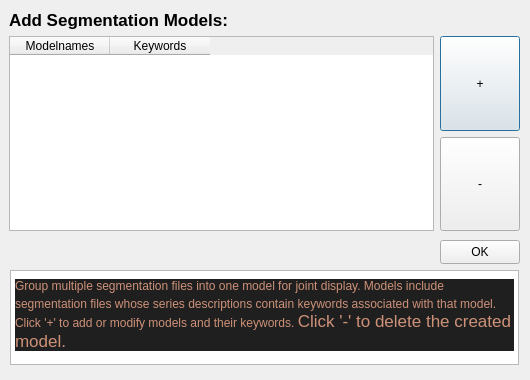
Old version of the form CrossSegmentationExplorer/Resources/UI/SegModelsDialog.ui in the repository ImagingDataCommons/SlicerCrossSegmentationExplorer.
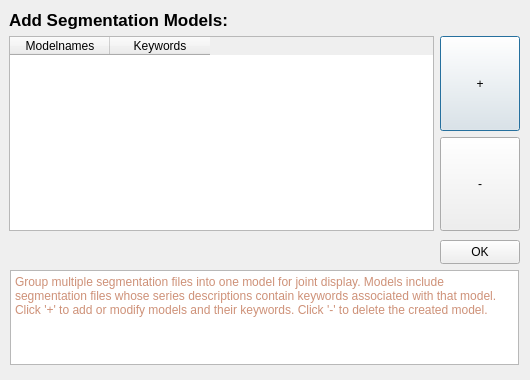
New version of the form.

Commit message: Changed Background to transparent in SegModelDialog.ui

```diff
--- a/CrossSegmentationExplorer/Resources/UI/SegModelsDialog.ui
+++ b/CrossSegmentationExplorer/Resources/UI/SegModelsDialog.ui
@@ -129,7 +129,7 @@
 &lt;html&gt;&lt;head&gt;&lt;meta name=&quot;qrichtext&quot; content=&quot;1&quot; /&gt;&lt;style type=&quot;text/css&quot;&gt;
 p, li { white-space: pre-wrap; }
 &lt;/style&gt;&lt;/head&gt;&lt;body style=&quot; font-family:'.AppleSystemUIFont'; font-size:13pt; font-weight:400; font-style:normal;&quot;&gt;
-&lt;p style=&quot; margin-top:0px; margin-bottom:0px; margin-left:0px; margin-right:0px; -qt-block-indent:0; text-indent:0px; line-height:18px; background-color:#1f1f1f;&quot;&gt;&lt;span style=&quot; font-family:'Menlo','Monaco','Courier New','monospace'; font-size:12px; color:#ce9178;&quot;&gt;Group multiple segmentation files into one model for joint display. Models include segmentation files whose series descriptions contain keywords associated with that model. Click '+' to add or modify models and their keywords. &lt;/span&gt;&lt;span style=&quot; font-family:'Menlo','Monaco','Courier New','monospace'; color:#ce9178;&quot;&gt;Click '-' to delete the created model.&lt;/span&gt;&lt;/p&gt;&lt;/body&gt;&lt;/html&gt;</string>
+&lt;p style=&quot; margin-top:12px; margin-bottom:12px; margin-left:0px; margin-right:0px; -qt-block-indent:0; text-indent:0px;&quot;&gt;&lt;span style=&quot; font-family:'Menlo','Monaco','Courier New','monospace'; font-size:12px; color:#ce9178; background-color:transparent;&quot;&gt;Group multiple segmentation files into one model for joint display. Models include segmentation files whose series descriptions contain keywords associated with that model. Click '+' to add or modify models and their keywords. Click '-' to delete the created model.&lt;/span&gt;&lt;/p&gt;&lt;/body&gt;&lt;/html&gt;</string>
    </property>
   </widget>
  </widget>
```
